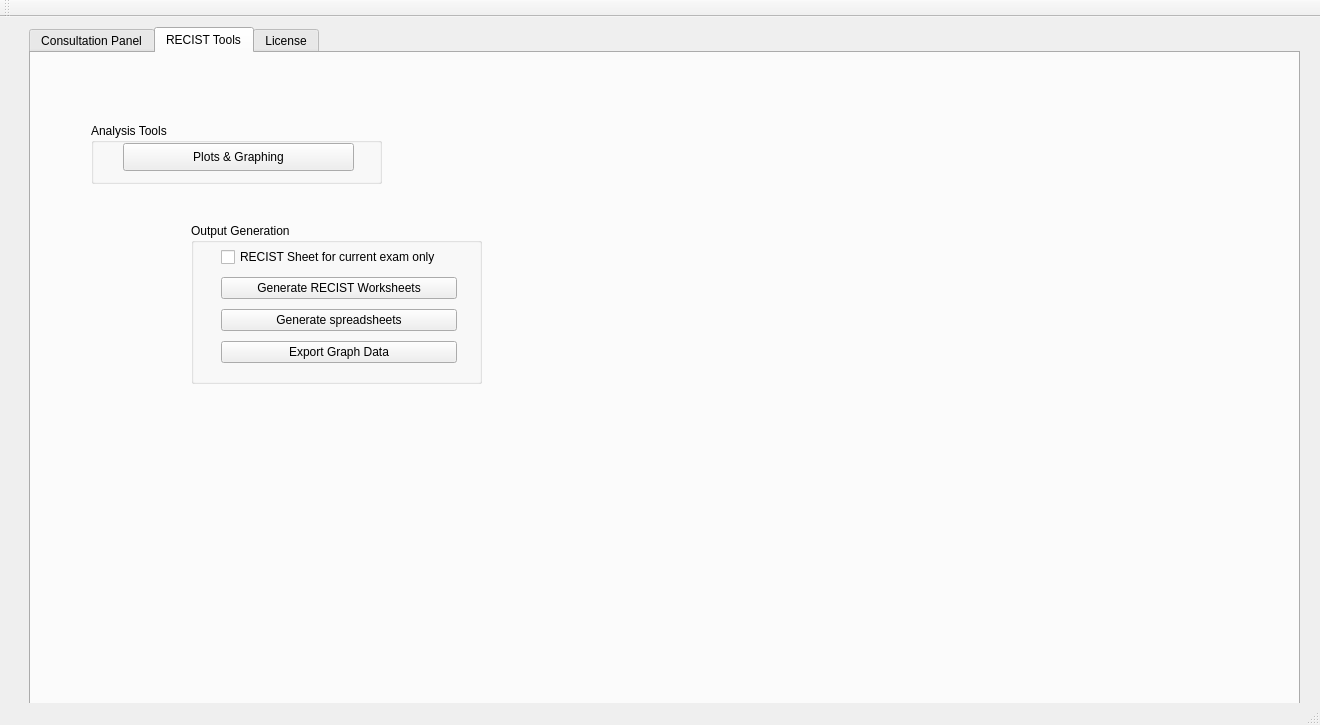
This is gui/mainwindow.ui in Ngoyal95/ENABLE2.0 as Qt 5 draws it before an edit. The edited form follows.
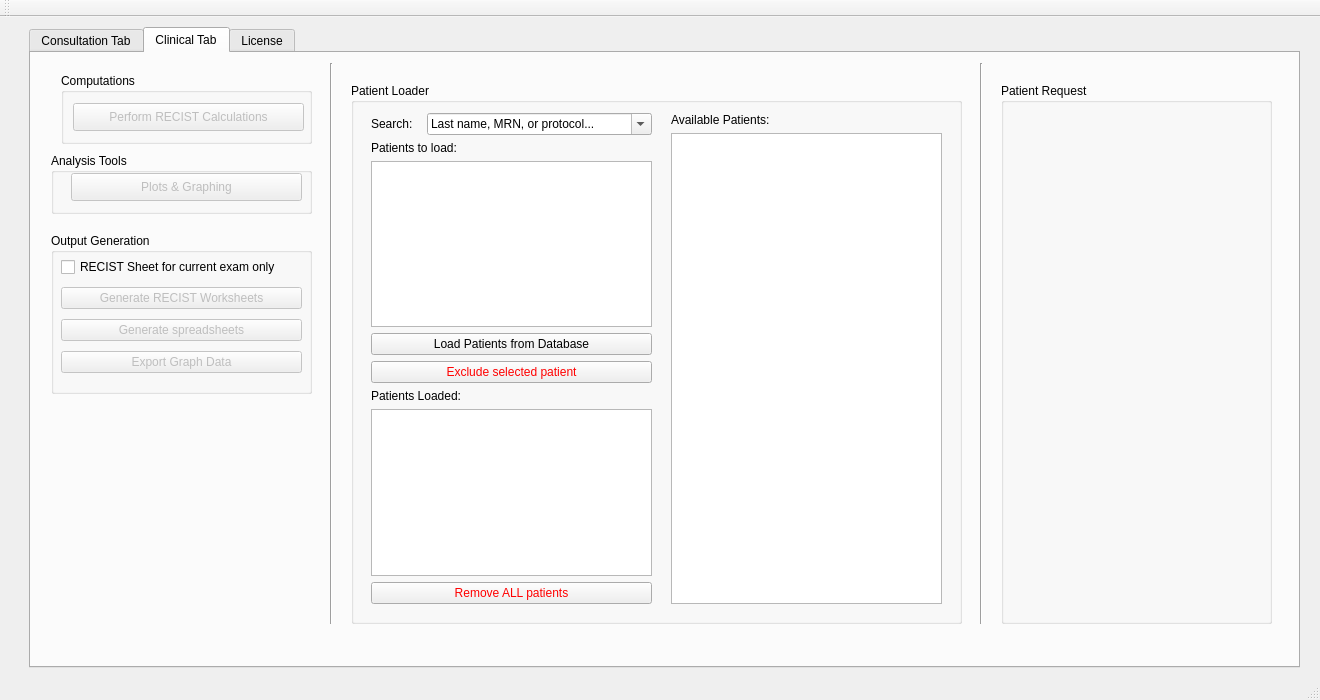
This is the edited form. The open tabs and pages were chosen to show the change. Icons and pictures are not drawn.

Diff of the .ui file:
```diff
--- a/gui/mainwindow.ui
+++ b/gui/mainwindow.ui
@@ -10,7 +10,7 @@
     <x>0</x>
     <y>0</y>
     <width>1320</width>
-    <height>725</height>
+    <height>700</height>
    </rect>
   </property>
   <property name="minimumSize">
@@ -39,7 +39,7 @@
       <x>29</x>
       <y>10</y>
       <width>1271</width>
-      <height>681</height>
+      <height>641</height>
      </rect>
     </property>
     <property name="currentIndex">
@@ -50,7 +50,7 @@
       <string>&lt;html&gt;&lt;head/&gt;&lt;body&gt;&lt;p&gt;&lt;br/&gt;&lt;/p&gt;&lt;/body&gt;&lt;/html&gt;</string>
      </property>
      <attribute name="title">
-      <string>Consultation Panel</string>
+      <string>Consultation Tab</string>
      </attribute>
      <widget class="QGroupBox" name="groupBox_3">
       <property name="geometry">
@@ -221,42 +221,6 @@
        <enum>Qt::Vertical</enum>
       </property>
      </widget>
-     <widget class="QPushButton" name="configureButton">
-      <property name="geometry">
-       <rect>
-        <x>1090</x>
-        <y>600</y>
-        <width>161</width>
-        <height>41</height>
-       </rect>
-      </property>
-      <property name="text">
-       <string>Path Configuration</string>
-      </property>
-      <property name="icon">
-       <iconset>
-        <normaloff>../../icons/configIcon.png</normaloff>../../icons/configIcon.png</iconset>
-      </property>
-      <property name="iconSize">
-       <size>
-        <width>30</width>
-        <height>30</height>
-       </size>
-      </property>
-     </widget>
-     <widget class="Line" name="line_2">
-      <property name="geometry">
-       <rect>
-        <x>10</x>
-        <y>580</y>
-        <width>1241</width>
-        <height>20</height>
-       </rect>
-      </property>
-      <property name="orientation">
-       <enum>Qt::Horizontal</enum>
-      </property>
-     </widget>
      <widget class="QFrame" name="consultFrame">
       <property name="geometry">
        <rect>
@@ -631,14 +595,14 @@
     </widget>
     <widget class="QWidget" name="tab_4">
      <attribute name="title">
-      <string>RECIST Tools</string>
+      <string>Clinical Tab</string>
      </attribute>
      <widget class="QGroupBox" name="groupBox_5">
       <property name="geometry">
        <rect>
-        <x>60</x>
-        <y>70</y>
-        <width>291</width>
+        <x>20</x>
+        <y>100</y>
+        <width>261</width>
         <height>61</height>
        </rect>
       </property>
@@ -646,9 +610,12 @@
        <string>Analysis Tools</string>
       </property>
       <widget class="QPushButton" name="plotsAndGraphs">
+       <property name="enabled">
+        <bool>false</bool>
+       </property>
        <property name="geometry">
         <rect>
-         <x>32</x>
+         <x>20</x>
          <y>20</y>
          <width>231</width>
          <height>28</height>
@@ -662,9 +629,9 @@
      <widget class="QGroupBox" name="groupBox">
       <property name="geometry">
        <rect>
-        <x>160</x>
-        <y>170</y>
-        <width>291</width>
+        <x>20</x>
+        <y>180</y>
+        <width>261</width>
         <height>161</height>
        </rect>
       </property>
@@ -674,9 +641,9 @@
       <widget class="QWidget" name="verticalLayoutWidget_2">
        <property name="geometry">
         <rect>
-         <x>30</x>
+         <x>10</x>
          <y>20</y>
-         <width>236</width>
+         <width>241</width>
          <height>127</height>
         </rect>
        </property>
@@ -689,7 +656,10 @@
          </widget>
         </item>
         <item>
-         <widget class="QPushButton" name="generateRECIST">
+         <widget class="QPushButton" name="btn_clinical_generate_recist">
+          <property name="enabled">
+           <bool>false</bool>
+          </property>
           <property name="text">
            <string>Generate RECIST Worksheets</string>
           </property>
@@ -697,6 +667,9 @@
         </item>
         <item>
          <widget class="QPushButton" name="generateSpreadsheets">
+          <property name="enabled">
+           <bool>false</bool>
+          </property>
           <property name="text">
            <string>Generate spreadsheets</string>
           </property>
@@ -704,6 +677,9 @@
         </item>
         <item>
          <widget class="QPushButton" name="exportPlotData">
+          <property name="enabled">
+           <bool>false</bool>
+          </property>
           <property name="text">
            <string>Export Graph Data</string>
           </property>
@@ -712,6 +688,320 @@
        </layout>
       </widget>
      </widget>
+     <widget class="Line" name="line_2">
+      <property name="geometry">
+       <rect>
+        <x>290</x>
+        <y>10</y>
+        <width>20</width>
+        <height>561</height>
+       </rect>
+      </property>
+      <property name="orientation">
+       <enum>Qt::Vertical</enum>
+      </property>
+     </widget>
+     <widget class="QGroupBox" name="groupBox_4">
+      <property name="geometry">
+       <rect>
+        <x>320</x>
+        <y>30</y>
+        <width>611</width>
+        <height>541</height>
+       </rect>
+      </property>
+      <property name="title">
+       <string>Patient Loader</string>
+      </property>
+      <widget class="QWidget" name="verticalLayoutWidget_8">
+       <property name="geometry">
+        <rect>
+         <x>20</x>
+         <y>30</y>
+         <width>281</width>
+         <height>491</height>
+        </rect>
+       </property>
+       <layout class="QVBoxLayout" name="verticalLayout_8">
+        <item>
+         <layout class="QHBoxLayout" name="horizontalLayout_11">
+          <item>
+           <widget class="QLabel" name="label_15">
+            <property name="maximumSize">
+             <size>
+              <width>50</width>
+              <height>16777215</height>
+             </size>
+            </property>
+            <property name="text">
+             <string>Search:</string>
+            </property>
+           </widget>
+          </item>
+          <item>
+           <widget class="QComboBox" name="combobox_patient_search">
+            <property name="toolTip">
+             <string>Search by name, MRN, or protocol...</string>
+            </property>
+            <property name="editable">
+             <bool>true</bool>
+            </property>
+            <property name="currentText">
+             <string>Last name, MRN, or protocol...</string>
+            </property>
+           </widget>
+          </item>
+         </layout>
+        </item>
+        <item>
+         <widget class="QLabel" name="label_14">
+          <property name="text">
+           <string>Patients to load:</string>
+          </property>
+         </widget>
+        </item>
+        <item>
+         <widget class="QListWidget" name="list_patients_to_load"/>
+        </item>
+        <item>
+         <widget class="QPushButton" name="btn_load_patients_from_db">
+          <property name="text">
+           <string>Load Patients from Database</string>
+          </property>
+         </widget>
+        </item>
+        <item>
+         <widget class="QPushButton" name="btn_exclude_patient_from_load">
+          <property name="palette">
+           <palette>
+            <active>
+             <colorrole role="Text">
+              <brush brushstyle="SolidPattern">
+               <color alpha="255">
+                <red>255</red>
+                <green>0</green>
+                <blue>0</blue>
+               </color>
+              </brush>
+             </colorrole>
+             <colorrole role="ButtonText">
+              <brush brushstyle="SolidPattern">
+               <color alpha="255">
+                <red>255</red>
+                <green>0</green>
+                <blue>0</blue>
+               </color>
+              </brush>
+             </colorrole>
+            </active>
+            <inactive>
+             <colorrole role="Text">
+              <brush brushstyle="SolidPattern">
+               <color alpha="255">
+                <red>255</red>
+                <green>0</green>
+                <blue>0</blue>
+               </color>
+              </brush>
+             </colorrole>
+             <colorrole role="ButtonText">
+              <brush brushstyle="SolidPattern">
+               <color alpha="255">
+                <red>255</red>
+                <green>0</green>
+                <blue>0</blue>
+               </color>
+              </brush>
+             </colorrole>
+            </inactive>
+            <disabled>
+             <colorrole role="Text">
+              <brush brushstyle="SolidPattern">
+               <color alpha="255">
+                <red>120</red>
+                <green>120</green>
+                <blue>120</blue>
+               </color>
+              </brush>
+             </colorrole>
+             <colorrole role="ButtonText">
+              <brush brushstyle="SolidPattern">
+               <color alpha="255">
+                <red>120</red>
+                <green>120</green>
+                <blue>120</blue>
+               </color>
+              </brush>
+             </colorrole>
+            </disabled>
+           </palette>
+          </property>
+          <property name="text">
+           <string>Exclude selected patient</string>
+          </property>
+         </widget>
+        </item>
+        <item>
+         <widget class="QLabel" name="label_16">
+          <property name="text">
+           <string>Patients Loaded:</string>
+          </property>
+         </widget>
+        </item>
+        <item>
+         <widget class="QListWidget" name="list_loaded_patients"/>
+        </item>
+        <item>
+         <widget class="QPushButton" name="btn_remove_all_from_load">
+          <property name="palette">
+           <palette>
+            <active>
+             <colorrole role="Text">
+              <brush brushstyle="SolidPattern">
+               <color alpha="255">
+                <red>255</red>
+                <green>0</green>
+                <blue>0</blue>
+               </color>
+              </brush>
+             </colorrole>
+             <colorrole role="ButtonText">
+              <brush brushstyle="SolidPattern">
+               <color alpha="255">
+                <red>255</red>
+                <green>0</green>
+                <blue>0</blue>
+               </color>
+              </brush>
+             </colorrole>
+            </active>
+            <inactive>
+             <colorrole role="Text">
+              <brush brushstyle="SolidPattern">
+               <color alpha="255">
+                <red>255</red>
+                <green>0</green>
+                <blue>0</blue>
+               </color>
+              </brush>
+             </colorrole>
+             <colorrole role="ButtonText">
+              <brush brushstyle="SolidPattern">
+               <color alpha="255">
+                <red>255</red>
+                <green>0</green>
+                <blue>0</blue>
+               </color>
+              </brush>
+             </colorrole>
+            </inactive>
+            <disabled>
+             <colorrole role="Text">
+              <brush brushstyle="SolidPattern">
+               <color alpha="255">
+                <red>120</red>
+                <green>120</green>
+                <blue>120</blue>
+               </color>
+              </brush>
+             </colorrole>
+             <colorrole role="ButtonText">
+              <brush brushstyle="SolidPattern">
+               <color alpha="255">
+                <red>120</red>
+                <green>120</green>
+                <blue>120</blue>
+               </color>
+              </brush>
+             </colorrole>
+            </disabled>
+           </palette>
+          </property>
+          <property name="text">
+           <string>Remove ALL patients</string>
+          </property>
+         </widget>
+        </item>
+       </layout>
+      </widget>
+     </widget>
+     <widget class="Line" name="line_5">
+      <property name="geometry">
+       <rect>
+        <x>940</x>
+        <y>10</y>
+        <width>20</width>
+        <height>561</height>
+       </rect>
+      </property>
+      <property name="orientation">
+       <enum>Qt::Vertical</enum>
+      </property>
+     </widget>
+     <widget class="QGroupBox" name="groupBox_8">
+      <property name="geometry">
+       <rect>
+        <x>970</x>
+        <y>30</y>
+        <width>271</width>
+        <height>541</height>
+       </rect>
+      </property>
+      <property name="title">
+       <string>Patient Request</string>
+      </property>
+     </widget>
+     <widget class="QWidget" name="verticalLayoutWidget_9">
+      <property name="geometry">
+       <rect>
+        <x>640</x>
+        <y>60</y>
+        <width>271</width>
+        <height>491</height>
+       </rect>
+      </property>
+      <layout class="QVBoxLayout" name="verticalLayout_9">
+       <item>
+        <widget class="QLabel" name="label_17">
+         <property name="text">
+          <string>Available Patients:</string>
+         </property>
+        </widget>
+       </item>
+       <item>
+        <widget class="QListWidget" name="list_available_patients"/>
+       </item>
+      </layout>
+     </widget>
+     <widget class="QGroupBox" name="groupBox_7">
+      <property name="geometry">
+       <rect>
+        <x>30</x>
+        <y>20</y>
+        <width>251</width>
+        <height>71</height>
+       </rect>
+      </property>
+      <property name="title">
+       <string>Computations</string>
+      </property>
+      <widget class="QPushButton" name="btn_clinical_recist_calcs">
+       <property name="enabled">
+        <bool>false</bool>
+       </property>
+       <property name="geometry">
+        <rect>
+         <x>12</x>
+         <y>30</y>
+         <width>231</width>
+         <height>28</height>
+        </rect>
+       </property>
+       <property name="text">
+        <string>Perform RECIST Calculations</string>
+       </property>
+      </widget>
+     </widget>
     </widget>
     <widget class="QWidget" name="tab_3">
      <attribute name="title">
```
Left out of the diff: 77 changed lines with no effect on the pictures.
